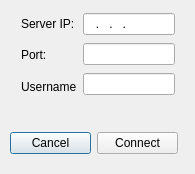
Old version of the form src/env/menus/Ships/dlgconnection.ui in the repository DC2012/DC2012.
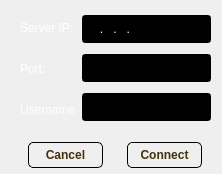
New version of the form. Icons and pictures are not drawn.

Diff of the .ui file:
```diff
--- a/src/env/menus/Ships/dlgconnection.ui
+++ b/src/env/menus/Ships/dlgconnection.ui
@@ -6,25 +6,72 @@
    <rect>
     <x>0</x>
     <y>0</y>
-    <width>195</width>
+    <width>222</width>
     <height>174</height>
    </rect>
   </property>
   <property name="windowTitle">
    <string>Connect To Server</string>
   </property>
+  <property name="styleSheet">
+   <string notr="true">QWidget{
+  color:white;
+  background-image:url(':/image/wood.jpg');
+}
+QLabel{
+border-right: 1px;
+border-bottom: 1px;
+background-color:transparent;
+}
+
+QPushButton{
+  color: #44310C;
+  border: 1px solid#000;
+  border-radius:5px;
+  padding: 5px;
+  background-image:url(':/image/gold3.jpeg');
+}
+
+QPushButton:hover {
+background: qradialgradient(cx: 0.3, cy: -0.4,fx: 0.3, fy: -0.4,radius: 1.35, stop: 0 #000, stop: 1 #C89225);
+}
+
+ QPushButton:pressed {
+background: qradialgradient(cx: 0.4, cy: -0.1,
+fx: 0.4, fy: -0.1,
+radius: 1.35, stop: 0 #FFF, stop: 1 #C89225);
+}
+
+QLineEdit{
+  color:#FFF;
+  padding: 5px;
+  background-color:#000;
+}</string>
+  </property>
   <widget class="QWidget" name="layoutWidget">
    <property name="geometry">
     <rect>
      <x>10</x>
-     <y>130</y>
-     <width>168</width>
-     <height>26</height>
+     <y>140</y>
+     <width>211</width>
+     <height>31</height>
     </rect>
    </property>
    <layout class="QHBoxLayout" name="horizontalLayout">
     <item>
      <widget class="QPushButton" name="pushButton_cancel">
+      <property name="maximumSize">
+       <size>
+        <width>75</width>
+        <height>16777215</height>
+       </size>
+      </property>
+      <property name="font">
+       <font>
+        <weight>75</weight>
+        <bold>true</bold>
+       </font>
+      </property>
       <property name="text">
        <string>Cancel</string>
       </property>
@@ -32,6 +79,18 @@
     </item>
     <item>
      <widget class="QPushButton" name="pushButton_connect">
+      <property name="maximumSize">
+       <size>
+        <width>75</width>
+        <height>16777215</height>
+       </size>
+      </property>
+      <property name="font">
+       <font>
+        <weight>75</weight>
+        <bold>true</bold>
+       </font>
+      </property>
       <property name="text">
        <string>Connect</string>
       </property>
@@ -39,13 +98,13 @@
     </item>
    </layout>
   </widget>
-  <widget class="QWidget" name="">
+  <widget class="QWidget" name="layoutWidget">
    <property name="geometry">
     <rect>
-     <x>21</x>
-     <y>11</y>
-     <width>154</width>
-     <height>88</height>
+     <x>20</x>
+     <y>10</y>
+     <width>191</width>
+     <height>117</height>
     </rect>
    </property>
    <layout class="QHBoxLayout" name="horizontalLayout_2">
```
